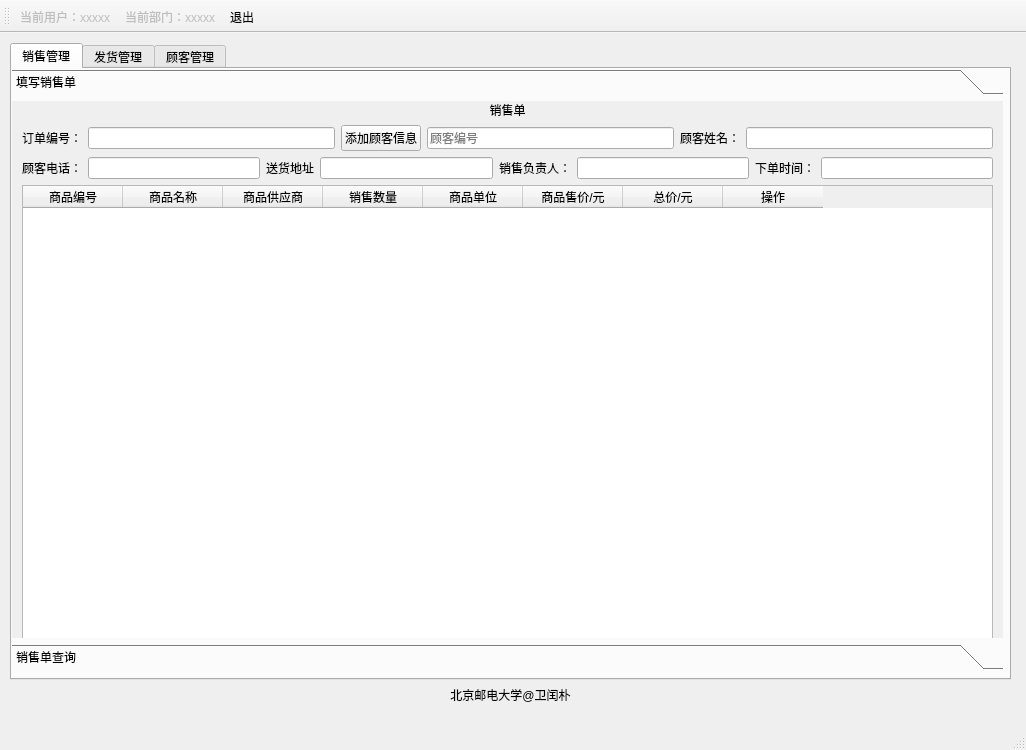
The window that UI/user_sale.ui (RunpuWei/InvoicingManagementSystem) describes before a commit, drawn with Qt 5.
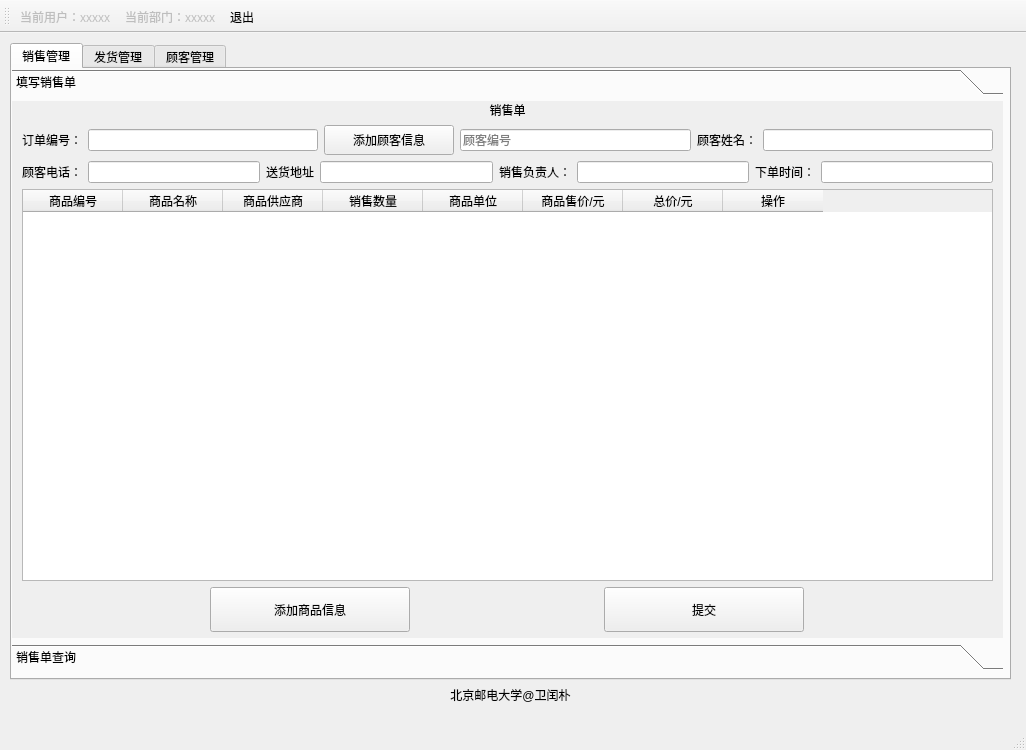
The same window after the commit. Icons and pictures are not drawn.

```diff
--- a/UI/user_sale.ui
+++ b/UI/user_sale.ui
@@ -78,7 +78,7 @@
              <x>10</x>
              <y>0</y>
              <width>971</width>
-             <height>772</height>
+             <height>531</height>
             </rect>
            </property>
            <layout class="QVBoxLayout" name="verticalLayout">
@@ -113,6 +113,12 @@
               </item>
               <item>
                <widget class="QPushButton" name="customer_add_sale">
+                <property name="minimumSize">
+                 <size>
+                  <width>130</width>
+                  <height>30</height>
+                 </size>
+                </property>
                 <property name="text">
                  <string>添加顾客信息</string>
                 </property>
```
Left out of the diff: 26 changed lines with no effect on the pictures.
